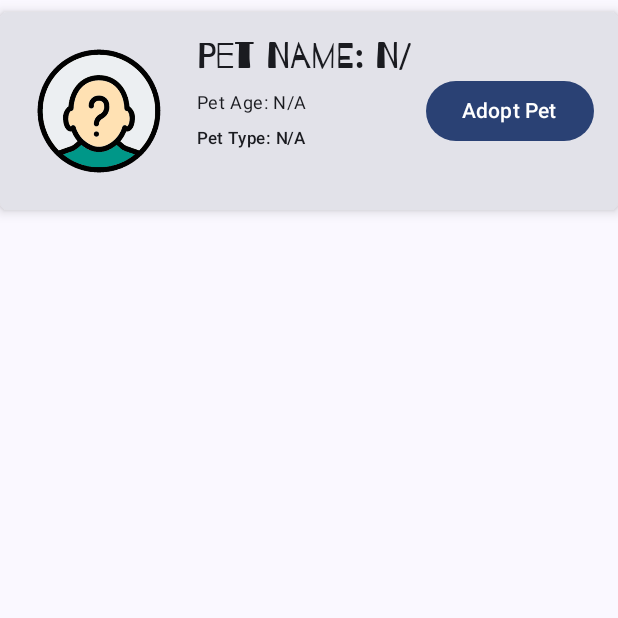
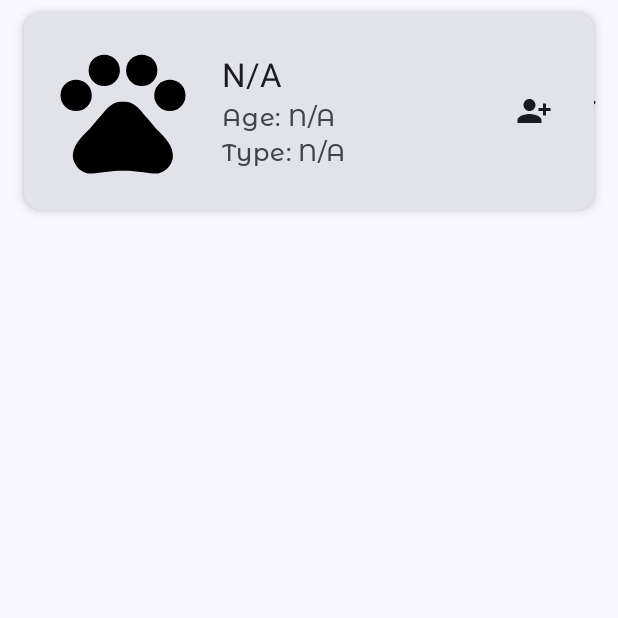
Before and after one commit to MoonSlay/RealmDiscussion, an Android app built with Jetpack Compose: the composable ItemPet shown on its own in the app's theme, on a phone screen of 412 x 824 dp, the top half of it. Run offline under Robolectric (Android 15) with nearby library versions, the phone set to English and light mode, and no system bars; libraries missing offline, so code that uses them is left out: io.realm.kotlin.

Commit message:
fixed adding adopt pet

```diff
--- a/app/build.gradle.kts
+++ b/app/build.gradle.kts
@@ -65,6 +65,7 @@ dependencies {
     implementation(libs.androidx.lifecycle.viewmodel.compose.android)
     implementation(libs.androidx.navigation.runtime.ktx)
     implementation(libs.androidx.navigation.compose)
+    implementation(libs.coil.compose)
     testImplementation(libs.junit)
     androidTestImplementation(libs.androidx.junit)
     androidTestImplementation(libs.androidx.espresso.core)
--- a/app/src/main/java/ph/edu/auf/realmdiscussion/components/ItemPet.kt
+++ b/app/src/main/java/ph/edu/auf/realmdiscussion/components/ItemPet.kt
@@ -1,24 +1,9 @@
 package ph.edu.auf.realmdiscussion.components
 
 import androidx.compose.foundation.Image
-import androidx.compose.foundation.layout.Column
-import androidx.compose.foundation.layout.Row
-import androidx.compose.foundation.layout.Spacer
-import androidx.compose.foundation.layout.fillMaxWidth
-import androidx.compose.foundation.layout.height
-import androidx.compose.foundation.layout.padding
-import androidx.compose.foundation.layout.size
-import androidx.compose.foundation.layout.width
+import androidx.compose.foundation.layout.*
 import androidx.compose.foundation.shape.RoundedCornerShape
-import androidx.compose.material3.Button
-import androidx.compose.material3.Card
-import androidx.compose.material3.CardDefaults
-import androidx.compose.material3.ExperimentalMaterial3Api
-import androidx.compose.material3.MaterialTheme
-import androidx.compose.material3.SwipeToDismissBox
-import androidx.compose.material3.SwipeToDismissBoxValue
-import androidx.compose.material3.Text
-import androidx.compose.material3.rememberSwipeToDismissBoxState
+import androidx.compose.material3.*
 import androidx.compose.runtime.Composable
 import androidx.compose.runtime.getValue
 import androidx.compose.runtime.rememberUpdatedState
@@ -30,6 +15,9 @@ import ph.edu.auf.realmdiscussion.database.realmodel.OwnerModel
 import ph.edu.auf.realmdiscussion.database.realmodel.PetModel
 import ph.edu.auf.realmdiscussion.screens.petTypes
 import androidx.compose.ui.Alignment
+import androidx.compose.ui.draw.clip
+import androidx.compose.ui.layout.ContentScale
+import coil.compose.AsyncImage
 
 @OptIn(ExperimentalMaterial3Api::class)
 @Composable
@@ -64,62 +52,85 @@ fun ItemPet(
 
     SwipeToDismissBox(
         state = dismissState,
-        backgroundContent = { DismissBackground(dismissState) },
-        content = {
+        backgroundContent = {
+            DismissBackground(dismissState)
+        }
+    ) {
         Card(
             modifier = Modifier
                 .fillMaxWidth()
-                    .padding(0.dp, 8.dp),
-                elevation = CardDefaults.cardElevation(defaultElevation = 5.dp),
-                shape = RoundedCornerShape(5.dp)
+                .padding(horizontal = 16.dp, vertical = 8.dp),
+            elevation = CardDefaults.cardElevation(defaultElevation = 4.dp),
+            shape = RoundedCornerShape(12.dp)
         ) {
-                // Rest of your existing Card content remains the same
-                Row(modifier = Modifier.padding(16.dp)) {
+            Row(
+                modifier = Modifier
+                    .fillMaxWidth()
+                    .padding(16.dp),
+                verticalAlignment = Alignment.CenterVertically
+            ) {
+                // Pet Image
                 val petType = petTypes.find { it.name == petModel.petType }
-                    val imageRes = petType?.imageRes ?: R.drawable.none
-                    Image(
-                        painter = painterResource(id = imageRes),
-                        contentDescription = petModel.petType,
-                        modifier = Modifier.size(100.dp)
+                AsyncImage(
+                    model = petType?.imageRes ?: R.drawable.ic_pet,
+                    contentDescription = "Pet image",
+                    modifier = Modifier
+                        .size(100.dp)
+                        .clip(RoundedCornerShape(8.dp)),
+                    contentScale = ContentScale.Crop
                 )
-                    Spacer(modifier = Modifier.width(15.dp))
-                    Column(modifier = Modifier.weight(1f)) {
+
+                Spacer(modifier = Modifier.width(16.dp))
+
+                // Pet Information
+                Column(
+                    modifier = Modifier.weight(1f)
+                ) {
                     Text(
-                            text = "Pet Name: ${petModel.name.ifEmpty { "N/A" }}",
-                            style = MaterialTheme.typography.headlineSmall,
-                            maxLines = 1
+                        text = petModel.name.ifEmpty { "N/A" },
+                        style = MaterialTheme.typography.titleLarge,
+                        color = MaterialTheme.colorScheme.onSurface
                     )
-                        Spacer(modifier = Modifier.height(8.dp))
+
+                    Spacer(modifier = Modifier.height(4.dp))
+
                     Text(
-                            text = "Pet Age: ${if (petModel.age > 0) "${petModel.age} years old" else "N/A"}",
-                            style = MaterialTheme.typography.bodySmall,
-                            maxLines = 1
+                        text = if (petModel.age > 0) "${petModel.age} years old" else "Age: N/A",
+                        style = MaterialTheme.typography.bodyMedium,
+                        color = MaterialTheme.colorScheme.onSurfaceVariant
                     )
-                        Spacer(modifier = Modifier.height(8.dp))
+
+                    Spacer(modifier = Modifier.height(4.dp))
+
                     Text(
-                            text = "Pet Type: ${petModel.petType.ifEmpty { "N/A" }}",
-                            style = MaterialTheme.typography.labelSmall,
-                            maxLines = 1
+                        text = "Type: ${petModel.petType.ifEmpty { "N/A" }}",
+                        style = MaterialTheme.typography.bodyMedium,
+                        color = MaterialTheme.colorScheme.onSurfaceVariant
                     )
-                        Spacer(modifier = Modifier.height(8.dp))
+
                     owner?.let {
+                        Spacer(modifier = Modifier.height(4.dp))
                         Text(
-                                text = "Pet Owner: ${it.name}",
-                                style = MaterialTheme.typography.bodySmall,
-                                maxLines = 1
+                            text = "Owner: ${it.name}",
+                            style = MaterialTheme.typography.bodyMedium,
+                            color = MaterialTheme.colorScheme.onSurfaceVariant
                         )
                     }
                 }
+
+                // Adopt Icon
                 if (owner == null) {
-                        Button(
+                    IconButton(
                         onClick = { onAdopt(petModel) },
                         modifier = Modifier.align(Alignment.CenterVertically)
                     ) {
-                            Text("Adopt Pet")
+                        Icon(
+                            painter = painterResource(id = R.drawable.ic_add_owner),
+                            contentDescription = "Adopt Pet"
+                        )
                     }
                 }
             }
         }
     }
-    )
 }
--- a/app/src/main/java/ph/edu/auf/realmdiscussion/ui/theme/Theme.kt
+++ b/app/src/main/java/ph/edu/auf/realmdiscussion/ui/theme/Theme.kt
@@ -1,6 +1,5 @@
 package ph.edu.auf.realmdiscussion.ui.theme
 
-import android.app.Activity
 import android.os.Build
 import androidx.compose.foundation.isSystemInDarkTheme
 import androidx.compose.material3.MaterialTheme
--- /dev/null
+++ b/app/src/main/res/drawable/ic_add_owner.xml
@@ -0,0 +1,5 @@
+<vector xmlns:android="http://schemas.android.com/apk/res/android" android:height="24dp" android:tint="#000000" android:viewportHeight="24" android:viewportWidth="24" android:width="24dp">
+
+    <path android:fillColor="@android:color/white" android:pathData="M13,8c0,-2.21 -1.79,-4 -4,-4S5,5.79 5,8s1.79,4 4,4S13,10.21 13,8zM15,10v2h3v3h2v-3h3v-2h-3V7h-2v3H15zM1,18v2h16v-2c0,-2.66 -5.33,-4 -8,-4S1,15.34 1,18z"/>
+
+</vector>
--- /dev/null
+++ b/app/src/main/res/drawable/ic_pet.xml
@@ -0,0 +1,13 @@
+<vector xmlns:android="http://schemas.android.com/apk/res/android" android:height="24dp" android:tint="#000000" android:viewportHeight="24" android:viewportWidth="24" android:width="24dp">
+
+    <path android:fillColor="@android:color/white" android:pathData="M4.5,9.5m-2.5,0a2.5,2.5 0,1 1,5 0a2.5,2.5 0,1 1,-5 0"/>
+
+    <path android:fillColor="@android:color/white" android:pathData="M9,5.5m-2.5,0a2.5,2.5 0,1 1,5 0a2.5,2.5 0,1 1,-5 0"/>
+
+    <path android:fillColor="@android:color/white" android:pathData="M15,5.5m-2.5,0a2.5,2.5 0,1 1,5 0a2.5,2.5 0,1 1,-5 0"/>
+
+    <path android:fillColor="@android:color/white" android:pathData="M19.5,9.5m-2.5,0a2.5,2.5 0,1 1,5 0a2.5,2.5 0,1 1,-5 0"/>
+
+    <path android:fillColor="@android:color/white" android:pathData="M17.34,14.86c-0.87,-1.02 -1.6,-1.89 -2.48,-2.91 -0.46,-0.54 -1.05,-1.08 -1.75,-1.32 -0.11,-0.04 -0.22,-0.07 -0.33,-0.09 -0.25,-0.04 -0.52,-0.04 -0.78,-0.04s-0.53,0 -0.79,0.05c-0.11,0.02 -0.22,0.05 -0.33,0.09 -0.7,0.24 -1.28,0.78 -1.75,1.32 -0.87,1.02 -1.6,1.89 -2.48,2.91 -1.31,1.31 -2.92,2.76 -2.62,4.79 0.29,1.02 1.02,2.03 2.33,2.32 0.73,0.15 3.06,-0.44 5.54,-0.44h0.18c2.48,0 4.81,0.58 5.54,0.44 1.31,-0.29 2.04,-1.31 2.33,-2.32 0.31,-2.04 -1.3,-3.49 -2.61,-4.8z"/>
+
+</vector>
--- a/gradle/libs.versions.toml
+++ b/gradle/libs.versions.toml
@@ -1,5 +1,6 @@
 [versions]
 agp = "8.7.0"
+coilCompose = "2.0.0"
 kotlin = "2.0.0"
 coreKtx = "1.15.0"
 junit = "4.13.2"
@@ -15,6 +16,7 @@ navigationCompose = "2.8.3"
 
 [libraries]
 androidx-core-ktx = { group = "androidx.core", name = "core-ktx", version.ref = "coreKtx" }
+coil-compose = { module = "io.coil-kt:coil-compose", version.ref = "coilCompose" }
 junit = { group = "junit", name = "junit", version.ref = "junit" }
 androidx-junit = { group = "androidx.test.ext", name = "junit", version.ref = "junitVersion" }
 androidx-espresso-core = { group = "androidx.test.espresso", name = "espresso-core", version.ref = "espressoCore" }
```
Also changed, not shown: app/src/main/java/ph/edu/auf/realmdiscussion/screens/HomeScreen.kt (+183 -38 lines). Lines whose indentation alone changed are shown as unchanged.
